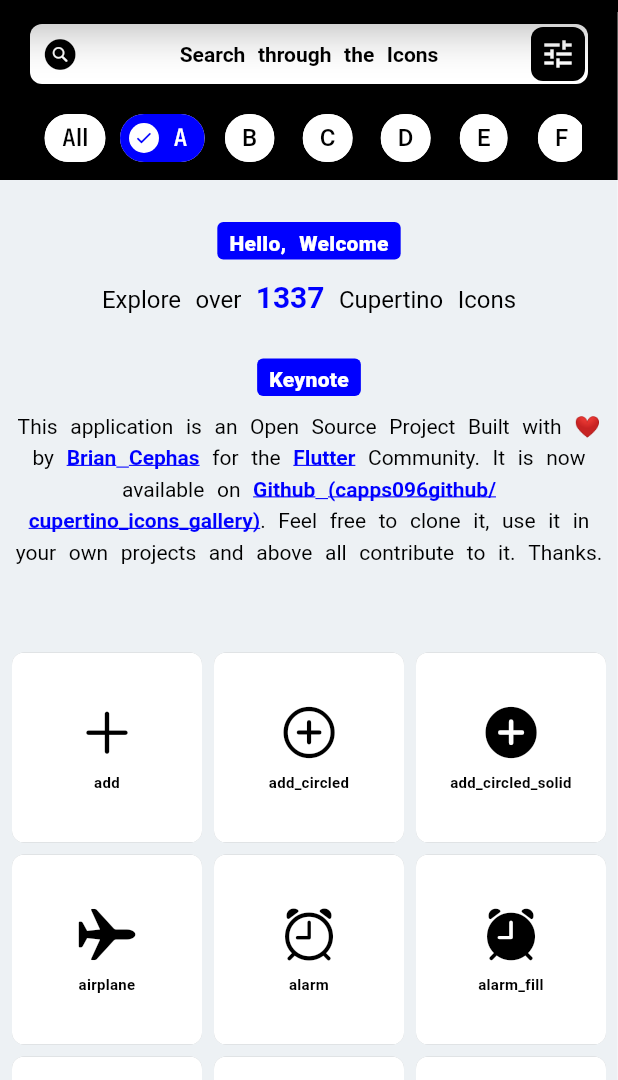
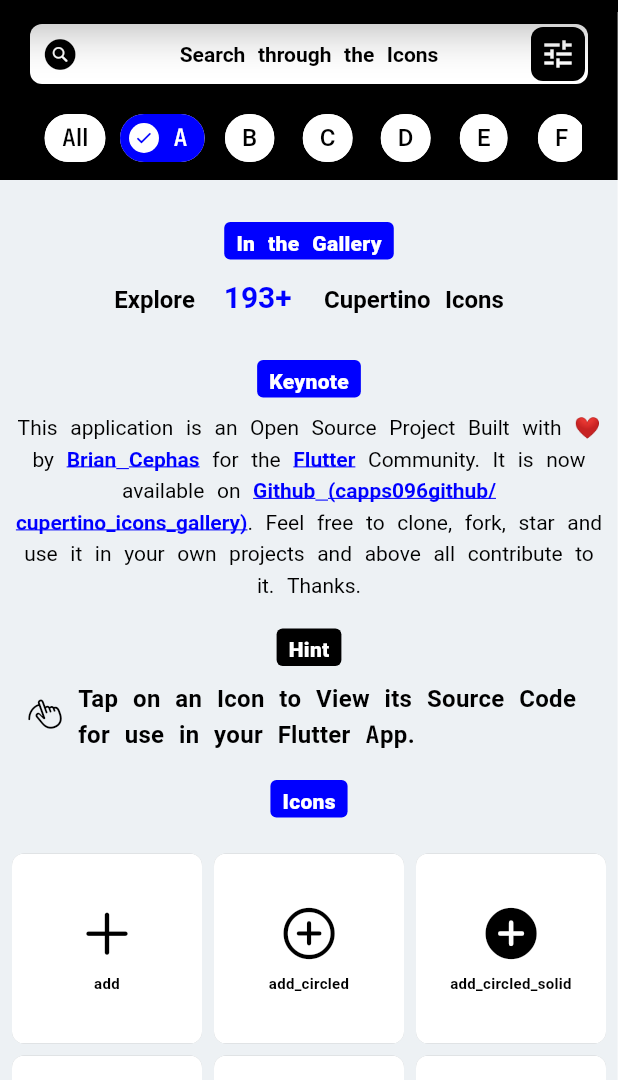
Before and after one commit to capps096github/cupertino_icons_gallery, a Flutter app: the screen it shows after launch, after a tap on an icon or button, on a phone screen of 412 x 824 dp, the part 156-1236 px from its top. Run offline on Flutter 3.47's test engine with Material 2 defaults, Android fonts, the phone set to English and light mode, and no system bars; drawn by our look-alikes of animated_text_kit; our stand-ins replace flutter_riverpod, go_router, google_fonts, substring_highlight; missing offline and left inert: draggable_scrollbar, flextras; Roboto replaces fonts that are missing (Spartan).

Commit message:
Almost there

```diff
--- a/lib/home/rail/drawer_icon.dart
+++ b/lib/home/rail/drawer_icon.dart
@@ -45,9 +45,12 @@
                       Icons.arrow_back,
                       color: onPrimary,
                     )
-                  : Icon(
-                      CupertinoIcons.line_horizontal_3_decrease_circle_fill,
-                      color: onPrimary,
+                  : RotatedBox(
+                      quarterTurns: 1,
+                      child: Icon(
+                        CupertinoIcons.waveform_circle_fill,
+                        color: onPrimary,
+                      ),
                     ),
             ),
           ),
--- a/lib/icons/details/details_appbar.dart
+++ b/lib/icons/details/details_appbar.dart
@@ -5,6 +5,7 @@
 AppBar detailsAppbar() {
 //
   return AppBar(
+    backgroundColor: detailsColor,
     leading: Padding(
       padding: const EdgeInsets.all(8.0),
       child: Container(
@@ -32,7 +33,7 @@
       return Text(
         selectedGalleryIcon.name,
         maxLines: 1,
-        style: GoogleFonts.jetBrainsMono(
+        style: GoogleFonts.spartan(
           fontSize: 18,
           color: detailsTextColor,
         ),
--- a/lib/icons/details/icon_code_snippet.dart
+++ b/lib/icons/details/icon_code_snippet.dart
@@ -24,13 +24,13 @@
           padding: const EdgeInsets.all(8.0),
           width: double.infinity,
           decoration: BoxDecoration(
-            color: detailsTextColor,
-            borderRadius: BorderRadius.circular(8),
+            color: detailsColor,
+            borderRadius: BorderRadius.circular(6),
           ),
           child: SelectableText(
             codeSnippet,
             style: GoogleFonts.jetBrainsMono(
-              color: detailsColor,
+              color: detailsTextColor,
             ),
           ),
         ),
@@ -55,7 +55,7 @@
     final snackBar = copyIconSnackbar(context);
 
     return IconButton(
-      icon: const Icon(Icons.content_copy, color: detailsColor),
+      icon: const Icon(Icons.content_copy, color: detailsTextColor),
       onPressed: () async {
         // copy the code snippet to the clipboard
         await Clipboard.setData(ClipboardData(text: codeSnippet));
--- a/lib/icons/details/icon_details.dart
+++ b/lib/icons/details/icon_details.dart
@@ -13,7 +13,8 @@
     final selectedGalleryIcon =
         ref.watch(selectedGalleryIconProvider.state).state;
 
-    final largeCodeSnippet = '''
+    final largeCodeSnippet =
+        '''
 Icon(
   CupertinoIcons.${selectedGalleryIcon.name},
 ),
@@ -22,7 +23,7 @@
     final smallCodeSnippet = selectedGalleryIcon.name;
 
     return Scaffold(
-      backgroundColor: detailsColor,
+      backgroundColor: galleryWhite,
       appBar: detailsAppbar(),
       body: Padding(
         padding: const EdgeInsets.all(8.0),
@@ -33,7 +34,7 @@
               padding: const EdgeInsets.all(8.0),
               child: Icon(
                 selectedGalleryIcon.icon,
-                color: detailsTextColor,
+                color: detailsColor,
                 size: 128,
               ),
             ),
@@ -41,8 +42,8 @@
             const VerticalSpacing(of: 10),
             Text(
               'Use in Code',
-              style: GoogleFonts.jetBrainsMono(
-                color: detailsTextColor,
+              style: GoogleFonts.spartan(
+                color: detailsColor,
                 fontWeight: FontWeight.bold,
                 fontSize: 20,
               ),
@@ -56,14 +57,13 @@
 
             Text(
               'Flutter ID',
-              style: GoogleFonts.jetBrainsMono(
-                color: detailsTextColor,
+              style: GoogleFonts.spartan(
+                color: detailsColor,
                 fontWeight: FontWeight.bold,
                 fontSize: 20,
               ),
             ),
             IconCodeSnippet(codeSnippet: smallCodeSnippet),
-
             const Spacer(),
           ],
         ),
--- a/lib/icons/filter/icon_filter.dart
+++ b/lib/icons/filter/icon_filter.dart
@@ -11,7 +11,6 @@
     return Container(
       height: kToolbarHeight,
       padding: const EdgeInsets.symmetric(horizontal: 8),
-      child: Center(
       child: ListView.builder(
         scrollDirection: Axis.horizontal,
         itemCount: alphabetFilters.length,
@@ -22,7 +21,6 @@
           );
         },
       ),
-      ),
     );
   }
 }
--- a/lib/icons/filter/icon_filter_chip.dart
+++ b/lib/icons/filter/icon_filter_chip.dart
@@ -60,11 +60,8 @@
             ref.watch(selectedFilterIndexProvider.notifier).state = index;
           }
 
-          // isSelected
-          //     ? context
-          //         .read(menuListNotifier)
-          //         .setFoodCategory(foodCategories[index])
-          //     : context.read(menuListNotifier).resetFoodCategory();
+          // reset the selected icon index too
+          ref.watch(selectedIconIndexProvider.notifier).state = -1;
         },
       ),
     );
--- a/lib/icons/grid/grid_intro.dart
+++ b/lib/icons/grid/grid_intro.dart
@@ -1,4 +1,6 @@
 // Project imports:
+import 'package:flutter/cupertino.dart';
+
 import '../../gallery_exporter.dart';
 import '../gallery_icon.dart';
 import '../icon_providers.dart';
@@ -12,11 +14,13 @@
       child: Padding(
         padding: const EdgeInsets.all(8.0),
         child: Column(
+          mainAxisAlignment: MainAxisAlignment.center,
+          mainAxisSize: MainAxisSize.min,
           children: [
             //
 
             const SectionTitle(
-              sectionText: "Hello, Welcome",
+              sectionText: "In the Gallery",
               backgroundColor: galleryBlue,
             ),
 
@@ -30,18 +34,24 @@
                 // provides the length of the subjects list
                 final int totalIconCount = galleryIconList.length;
 
+                // check if we have icons
+                final hasIcons = totalIconCount > 0;
+
                 return RichText(
                   textAlign: TextAlign.center,
                   text: TextSpan(
-                    text: 'Explore over ',
+                    text: hasIcons ? 'Explore  ' : '',
                     style: GoogleFonts.spartan(
                       color: galleryColor,
                       fontSize: 16,
                       height: 1.5,
+                      fontWeight: FontWeight.bold,
                     ),
                     children: [
                       TextSpan(
-                        text: '$totalIconCount',
+                        text: totalIconCount > 2
+                            ? '${totalIconCount - 2}+ '
+                            : '$totalIconCount',
                         style: const TextStyle(
                           fontSize: 20,
                           fontWeight: FontWeight.bold,
@@ -97,17 +107,42 @@
                   ),
                   const TextSpan(
                     text:
-                        '. Feel free to clone it, use it in your own projects and above all contribute to it. Thanks.\n\n',
+                        '. Feel free to clone, fork, star and use it in your own projects and above all contribute to it. Thanks.',
                   ),
                 ],
               ),
             ),
 
-            // This app is Open Source. and you can find the source code on GitHub ,
-            // open source is a great way to get your own copy of the code.
-            // vie source code on GitHub button
-            // feel free to contribute to the project and lets make it even better
-            // Built with ❤️ by Cephas Brian for the Flutter Community
+            const SectionTitle(sectionText: "Hint"),
+
+            Row(
+              mainAxisSize: MainAxisSize.min,
+              children: [
+                const Padding(
+                  padding: EdgeInsets.all(10),
+                  child: Icon(
+                    CupertinoIcons.hand_draw,
+                    color: galleryColor,
+                  ),
+                ),
+                Flexible(
+                  child: Text(
+                    "Tap on an Icon to View its Source Code for use in your Flutter App.",
+                    softWrap: true,
+                    style: GoogleFonts.spartan(
+                      fontWeight: FontWeight.bold,
+                      color: galleryColor,
+                      fontSize: 16,
+                    ),
+                  ),
+                ),
+              ],
+            ),
+
+            const SectionTitle(
+              sectionText: "Icons",
+              backgroundColor: galleryBlue,
+            ),
           ],
         ),
       ),
--- a/lib/icons/grid/icon_tile.dart
+++ b/lib/icons/grid/icon_tile.dart
@@ -10,13 +10,14 @@
     required this.text,
     required this.squareColor,
     required this.textColor,
+    required this.selectedColor,
     required this.icon,
     required this.showText,
   }) : super(key: key);
   final VoidCallback onTap;
 
   // circle - text color
-  final Color squareColor, textColor;
+  final Color squareColor, textColor, selectedColor;
 
   //text
   final String text;
@@ -66,7 +67,7 @@
         child: Ink(
           decoration: BoxDecoration(
             borderRadius: borderRadius,
-            color: widget.squareColor,
+            color: widget.selectedColor,
           ),
           child: Padding(
             padding: const EdgeInsets.all(4.0),
--- a/lib/icons/grid/icon_tiles_view.dart
+++ b/lib/icons/grid/icon_tiles_view.dart
@@ -1,4 +1,6 @@
 // Project imports:
+import 'package:flutter/cupertino.dart';
+
 import '../../gallery_exporter.dart';
 import '../gallery_icon.dart';
 import '../icon_providers.dart';
@@ -16,11 +18,15 @@
     // provides the length of the subjects list
     final int totalIconCount = galleryIconList.length;
 
+    // check if we have icons
+    final hasIcons = totalIconCount > 0;
+
     // access the value stored at the current page gradeValue provider
     final selectedIconIndex = ref.watch(selectedIconIndexProvider.state).state;
 
     //
-    return SliverLayoutBuilder(
+    return hasIcons
+        ? SliverLayoutBuilder(
             builder: (BuildContext context, constraints) {
               // base on the constraints, we will decide the gridCrossAxisCount
               //3 on mobile, 6 on tablet and 9 on desktop
@@ -28,10 +34,13 @@
 
               final smallestMobile = currentWidth < 300;
               final isSmallMobile = (currentWidth < 400);
-        final isMediumMobile = (currentWidth >= 400 && currentWidth < 600);
+              final isMediumMobile =
+                  (currentWidth >= 400 && currentWidth < 600);
               final isLargeMobile = (currentWidth >= 600 && currentWidth < 800);
-        final isSmallTablet = (currentWidth >= 800 && currentWidth < 1000);
-        final isLargeTablet = (currentWidth >= 1000 && currentWidth < 1200);
+              final isSmallTablet =
+                  (currentWidth >= 800 && currentWidth < 1000);
+              final isLargeTablet =
+                  (currentWidth >= 1000 && currentWidth < 1200);
               // final isDesktop = (currentWidth >= 1200);
 
               // gridCrossAxisCount
@@ -65,20 +74,26 @@
                     // is selected icon index equal to the index of the subject
                     final isSelected = (selectedIconIndex == pointsIndex);
 
-              final iconTextColor = isSelected ? galleryWhite : galleryBlack;
-              final iconBackColor = isSelected ? galleryBlack : galleryWhite;
+                    final iconTextColor =
+                        isSelected ? galleryWhite : galleryBlack;
+                    final iconBackColor =
+                        isSelected ? galleryBlack : galleryWhite;
+                    final selectedColor =
+                        isSelected ? galleryBlue : galleryWhite;
 
                     return IconTile(
                       showText: !smallestMobile,
                       text: selectedIcon.name,
                       icon: selectedIcon.icon,
                       textColor: iconTextColor,
+                      selectedColor: selectedColor,
                       squareColor: iconBackColor,
                       onTap: () {
                         //update the selected value provider
                         // first check if its selected then update the value to -1 else update the value to the index of the subject
                         if (isSelected) {
-                    ref.watch(selectedIconIndexProvider.notifier).state = -1;
+                          ref.watch(selectedIconIndexProvider.notifier).state =
+                              -1;
                         } else {
                           ref.watch(selectedIconIndexProvider.notifier).state =
                               pointsIndex;
@@ -92,54 +107,28 @@
                   childCount: totalIconCount,
                 ),
               );
-
-        // return GalleryScrollbar(
-        //   controller: _controller,
-        //   child: GridView.builder(
-        //     controller: _controller,
-        //     shrinkWrap: true,
-        //     key: const PageStorageKey(PageStorageKeys.cupertinoIconsKey),
-        //     padding: const EdgeInsets.all(8.0),
-        //     gridDelegate: SliverGridDelegateWithFixedCrossAxisCount(
-        //       crossAxisCount: gridCrossAxisCount,
-        //       childAspectRatio: 1.0,
-        //       crossAxisSpacing: 8.0,
-        //       mainAxisSpacing: 8.0,
-        //     ),
-        //     itemCount: totalIconCount,
-        //     itemBuilder: (BuildContext context, int pointsIndex) {
-        //       // get the subject at a given index in the list
-        //       final selectedIcon = galleryIconList[pointsIndex];
-
-        //       // is selected icon index equal to the index of the subject
-        //       final isSelected = (selectedIconIndex == pointsIndex);
-
-        //       final iconTextColor = isSelected ? galleryWhite : galleryBlack;
-        //       final iconBackColor = isSelected ? galleryBlack : galleryWhite;
-
-        //       return IconTile(
-        //         text: selectedIcon.name,
-        //         icon: selectedIcon.icon,
-        //         textColor: iconTextColor,
-        //         squareColor: iconBackColor,
-        //         onTap: () {
-        //           //update the selected value provider
-        //           // first check if its selected then update the value to -1 else update the value to the index of the subject
-        //           if (isSelected) {
-        //             ref.watch(selectedIconIndexProvider.notifier).state = -1;
-        //           } else {
-        //             ref.watch(selectedIconIndexProvider.notifier).state =
-        //                 pointsIndex;
-        //           }
-
-        //           ref.watch(selectedGalleryIconProvider.notifier).state =
-        //               selectedIcon;
-        //         },
-        //       );
-        //     },
-        //   ),
-        // );
             },
+          )
+        : SliverToBoxAdapter(
+            child: Column(
+              mainAxisSize: MainAxisSize.min,
+              children: const [
+                Icon(
+                  CupertinoIcons.doc_text_search,
+                  color: detailsColor,
+                  size: 128,
+                ),
+                Center(
+                  child: Text(
+                    'No icons found',
+                    style: TextStyle(
+                      fontWeight: FontWeight.bold,
+                      color: galleryBlue,
+                    ),
+                  ),
+                ),
+              ],
+            ),
           );
   }
 }
--- a/lib/icons/icon_providers.dart
+++ b/lib/icons/icon_providers.dart
@@ -3,6 +3,7 @@
 
 // Project imports:
 import '../gallery_exporter.dart';
+import 'filter/filter_provider.dart';
 import 'gallery_icon.dart';
 import 'gallery_icons_data.dart';
 
@@ -20,14 +21,32 @@
 });
 
 ///This is a list of all icons and can be filtered by the user
-final allIconsProvider = StateProvider<List<GalleryIcon>>((ref) {
+final allIconsProvider = StateProvider<List<GalleryIcon>>(
+  (ref) {
 // Sort the icons in ascending order by name
-  cupertinoIcons.sort((a, b) => a.name.compareTo(b.name));
+    cupertinoIcons.sort((a, b) => a.name.compareTo(b.name));
 
-  // return cupertinoIcons;
-  return cupertinoIcons;
-});
+    // access the value stored at the current page gradeValue provider
+    final selectedFilterIndex =
+        ref.watch(selectedFilterIndexProvider.state).state;
 
+// all selected
+    final allIconsSelected =
+        (selectedFilterIndex == 0 || selectedFilterIndex == -1);
+    // perform filters based on the selected filter index
+    // alphabetFilters
+    if (allIconsSelected) {
+      // return cupertinoIcons;
+      return cupertinoIcons;
+    } else {
+      // print
+      return cupertinoIcons
+          .where((icon) => icon.name.startsWith(
+              alphabetFilters[(selectedFilterIndex )].toLowerCase()))
+          .toList();
+    }
+  },
+);
 
 ///Provides the Current Page  for the Essentials Page
 final selectedFilterIndexProvider = StateProvider<int>((ref) {
--- a/lib/theme/colors.dart
+++ b/lib/theme/colors.dart
@@ -26,6 +26,7 @@
 const galleryBlack = galleryColor;
 
 // -------- Icon Details -------------
-const detailsColor = galleryColor;
+// const detailsColor = galleryColor;
+const detailsColor = galleryBlue;
 
 const detailsTextColor = galleryWhite;
```
Lines whose indentation alone changed are shown as unchanged.
